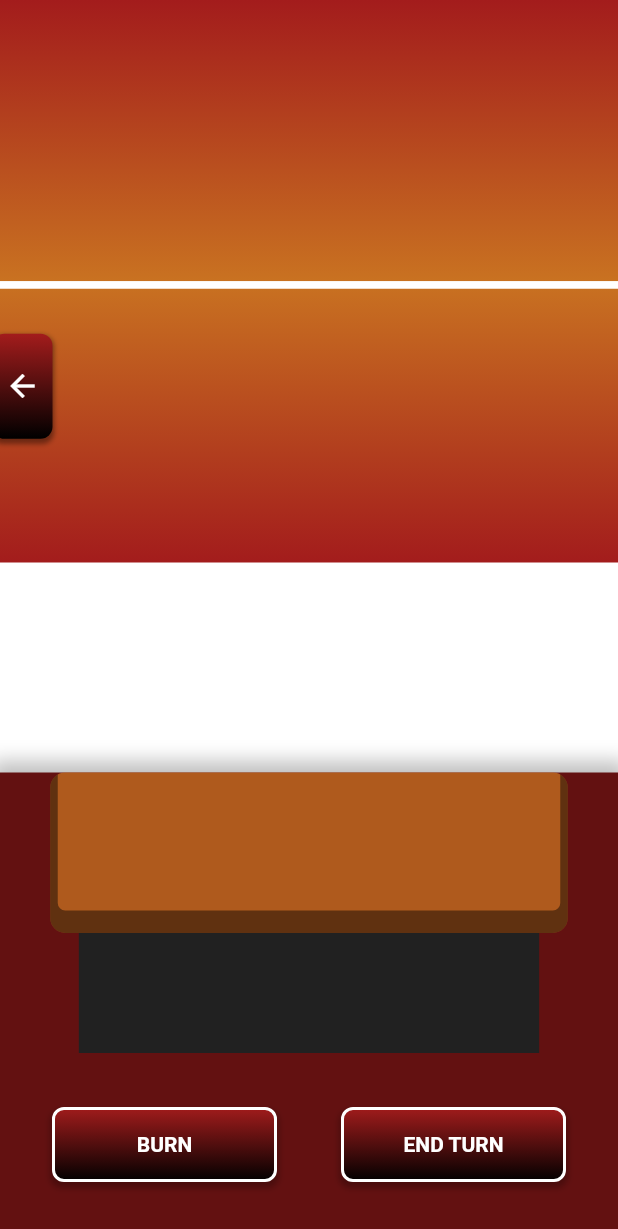
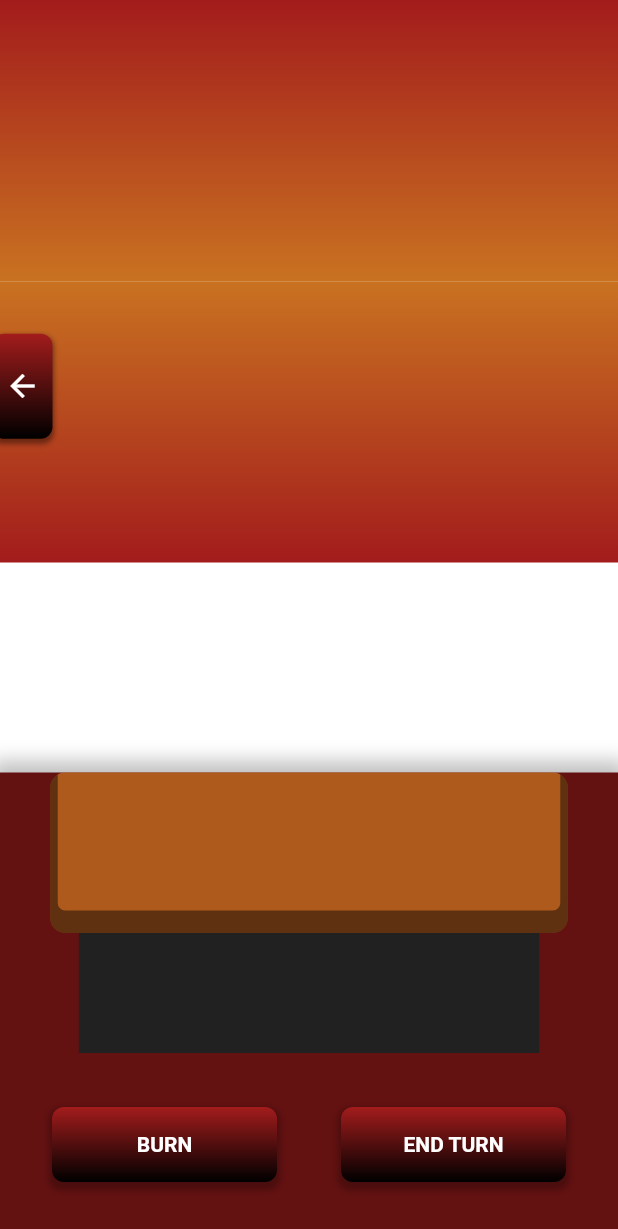
Before and after one commit to dompetriella/Elementals, a Flutter app: the GamePage screen opened by its route, on a phone screen of 412 x 824 dp. Shown: the top 1229 px of the screen. Run offline on Flutter 3.47's test engine with Material 2 defaults, Android fonts, the phone set to English and light mode, and no system bars; our stand-ins replace flutter_hooks, flutter_inset_box_shadow, flutter_riverpod, font_awesome_flutter, freezed_annotation, go_router and 2 more; missing offline and left inert: flutter_guid.

Commit message:
visuals almost adjusted

```diff
--- a/lib/game_components/element_card.dart
+++ b/lib/game_components/element_card.dart
@@ -52,12 +52,14 @@ class ElementCard extends HookConsumerWidget {
                 (isShrunk ? cardHeightP2 : cardHeightP1) * cardWidthProportion,
             decoration: BoxDecoration(
                 color: elementCardData.id == '0'
-                    ? Colors.grey.shade800.withOpacity(.5)
+                    ? Colors.grey.shade800
                     : HexColor(elementCardData.elementalType.primaryColor),
                 boxShadow: [
                   BoxShadow(
-                      color:
-                          HexColor(elementCardData.elementalType.tertiaryColor),
+                      color: elementCardData.id != '0'
+                          ? HexColor(
+                              elementCardData.elementalType.tertiaryColor)
+                          : Colors.black,
                       offset: const Offset(cardDepthX, cardDepthY),
                       spreadRadius: cardDepthSpread)
                 ],
@@ -65,10 +67,14 @@ class ElementCard extends HookConsumerWidget {
             child: Center(
               child: isFaceUp
                   ? Container(
-                      height: cardHeightP1 * .75,
-                      width: cardHeightP1 * cardWidthProportion * 0.7,
+                      height:
+                          isShrunk ? cardHeightP2 * .75 : cardHeightP1 * .75,
+                      width: isShrunk
+                          ? cardHeightP2 * cardWidthProportion * 0.7
+                          : cardHeightP1 * cardWidthProportion * 0.7,
                       decoration: BoxDecoration(
                           boxShadow: [
+                            if (elementCardData.id != '0')
                               BoxShadow(
                                   color: HexColor(elementCardData
                                       .elementalType.tertiaryColor),
@@ -81,8 +87,10 @@ class ElementCard extends HookConsumerWidget {
                               end: Alignment.bottomCenter,
                               colors: [
                                 Colors.black,
-                                HexColor(
-                                    elementCardData.elementalType.primaryColor)
+                                elementCardData.id != '0'
+                                    ? HexColor(elementCardData
+                                        .elementalType.primaryColor)
+                                    : Colors.grey
                               ]),
                           borderRadius: BorderRadius.circular(5)),
                       child: Center(
--- a/lib/pages/GamePage/components/background_areas.dart
+++ b/lib/pages/GamePage/components/background_areas.dart
@@ -66,15 +66,13 @@ class PlayerBackground extends ConsumerWidget {
       curve: curve,
       height: calculateFieldHeight(context, ref, ref.watch(playerProvider)),
       decoration: BoxDecoration(
-          border: Border(top: BorderSide(color: Colors.white, width: 5)),
           gradient: LinearGradient(
               begin: Alignment.topCenter,
               end: Alignment.bottomCenter,
               colors: [
-                HexColor(
-                    ref.watch(playerProvider).elementalType.secondaryColor),
-                HexColor(ref.watch(playerProvider).elementalType.primaryColor),
-              ])),
+            HexColor(ref.watch(playerProvider).elementalType.secondaryColor),
+            HexColor(ref.watch(playerProvider).elementalType.primaryColor),
+          ])),
     );
   }
 }
--- a/lib/pages/GamePage/components/play_zone.dart
+++ b/lib/pages/GamePage/components/play_zone.dart
@@ -1,6 +1,7 @@
 import 'package:elementals/globals.dart';
 import 'package:flutter/material.dart';
 import 'package:flutter_riverpod/flutter_riverpod.dart';
+import 'package:hexcolor/hexcolor.dart';
 
 import '../../../game_logic/logic.dart';
 import '../../../providers/gameDataProvider.dart';
@@ -14,27 +15,51 @@ class PlayZone extends ConsumerWidget {
   Widget build(BuildContext context, WidgetRef ref) {
     return AnimatedContainer(
         duration: Duration(milliseconds: 1000),
-        curve: Curves.fastOutSlowIn,
+        curve: Curves.easeInOut,
         decoration: BoxDecoration(
             borderRadius: BorderRadius.circular(10),
             color: ref.watch(gameDataProvider).currentWinner.name != ''
-                ? Theme.of(context).colorScheme.secondary
+                ? HexColor(ref
+                    .watch(gameDataProvider)
+                    .currentWinner
+                    .elementalType
+                    .secondaryColor)
                 : Colors.transparent,
             boxShadow: [
-              if (ref.watch(gameDataProvider).currentWinner.name != '')
+              if (ref.watch(gameDataProvider).currentWinner.id != '0')
                 BoxShadow(
-                    color: Theme.of(context).colorScheme.primary,
+                    color: HexColor(ref
+                        .watch(gameDataProvider)
+                        .currentWinner
+                        .elementalType
+                        .tertiaryColor),
                     spreadRadius: 2 *
                         (ref.watch(gameDataProvider).overallScore.toDouble() /
                             winningScore),
-                    offset: ref.watch(gameDataProvider).currentWinner.name != ''
+                    offset: ref.watch(gameDataProvider).currentWinner.id != '0'
                         ? Offset(2, 4)
                         : Offset(0, 0))
             ]),
-        child: Padding(
-            padding: const EdgeInsets.all(16),
-            child: Stack(
-                children:
-                    convertDataToCards(ref.watch(gameDataProvider).playZone))));
+        child: AnimatedPadding(
+            duration: Duration(milliseconds: 350),
+            padding: ref.watch(gameDataProvider).currentWinner.id == '0'
+                ? EdgeInsets.all(0)
+                : EdgeInsets.all(
+                    8 +
+                        10 *
+                            (ref
+                                    .watch(gameDataProvider)
+                                    .overallScore
+                                    .toDouble() /
+                                winningScore),
+                  ),
+            child: ref.watch(gameDataProvider).playZone.isNotEmpty
+                ? Stack(
+                    children: convertDataToCards(
+                        ref.watch(gameDataProvider).playZone))
+                : SizedBox(
+                    height: cardHeightP1,
+                    width: cardHeightP1 * cardWidthProportion,
+                  )));
   }
 }
--- a/lib/pages/GamePage/components/player_card_pile.dart
+++ b/lib/pages/GamePage/components/player_card_pile.dart
@@ -26,10 +26,10 @@ class PlayerCardPile extends ConsumerWidget {
           ),
         ),
         Padding(
-          padding: const EdgeInsets.symmetric(horizontal: 8.0, vertical: 8.0),
+          padding: const EdgeInsets.only(top: 8.0),
           child: Stack(
               children: convertDataToCards(cardPile,
-                  isFaceUp: isDiscard ? true : false)),
+                  isFaceUp: isDiscard ? true : false, isShrunk: true)),
         ),
       ],
     );
--- a/lib/pages/GamePage/components/player_side.dart
+++ b/lib/pages/GamePage/components/player_side.dart
@@ -19,28 +19,12 @@ class PlayerSide extends ConsumerWidget {
           crossAxisAlignment: CrossAxisAlignment.center,
           children: [
             Row(mainAxisAlignment: MainAxisAlignment.spaceAround, children: [
-              Stack(
-                children: [
-                  SizedBox(
-                    height: cardHeightP2,
-                    width: cardHeightP2 * cardWidthProportion,
-                  ),
-                  PlayerCardPile(
-                    cardPile: ref.watch(playerProvider).deck,
-                  ),
-                ],
+              PlayerCardPile(
+                cardPile: ref.watch(playerProvider).deck,
               ),
-              Stack(
-                children: [
-                  SizedBox(
-                    height: cardHeightP2,
-                    width: cardHeightP2 * cardWidthProportion,
-                  ),
-                  PlayerCardPile(
-                    cardPile: ref.watch(playerProvider).discardPile,
-                    isDiscard: true,
-                  ),
-                ],
+              PlayerCardPile(
+                cardPile: ref.watch(playerProvider).discardPile,
+                isDiscard: true,
               )
             ])
           ]),
--- a/lib/pages/GamePage/components/player_turn_action_button.dart
+++ b/lib/pages/GamePage/components/player_turn_action_button.dart
@@ -31,11 +31,10 @@ class PlayerTurnActionButton extends StatelessWidget {
                       Colors.black
                     ]),
                 borderRadius: BorderRadius.circular(8),
-                border: Border.all(color: Colors.white, width: 2),
                 boxShadow: [
                   BoxShadow(
                       blurRadius: 3,
-                      spreadRadius: 1,
+                      spreadRadius: 2,
                       offset: Offset(0, 3),
                       color: Colors.black.withOpacity(0.25))
                 ]),
```
Also changed, not shown: pubspec.lock. Lines whose indentation alone changed are shown as unchanged.
